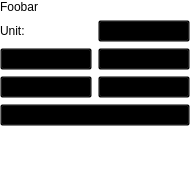
Before: the Qt Designer form aquisition.ui in Elv13/sigrok_frontend, drawn with Qt 5.
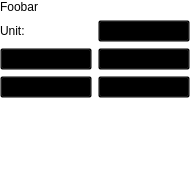
After: the same form once the commit is applied.

Commit message: aquisition: Add clear and some signals

Diff of the .ui file:
```diff
--- a/aquisition.ui
+++ b/aquisition.ui
@@ -46,13 +46,6 @@
      </property>
     </widget>
    </item>
-   <item row="5" column="0" colspan="2">
-    <widget class="QPushButton" name="pushButton_5">
-     <property name="text">
-      <string>Mark</string>
-     </property>
-    </widget>
-   </item>
    <item row="6" column="0">
     <spacer name="verticalSpacer">
      <property name="orientation">
@@ -73,15 +66,8 @@
      </property>
     </widget>
    </item>
-   <item row="4" column="1">
-    <widget class="QPushButton" name="pushButton_4">
-     <property name="text">
-      <string>Fork</string>
-     </property>
-    </widget>
-   </item>
    <item row="4" column="0">
-    <widget class="QPushButton" name="pushButton_3">
+    <widget class="QPushButton" name="m_pClear">
      <property name="text">
       <string>Clear</string>
      </property>
@@ -97,6 +83,13 @@
    <item row="1" column="1">
     <widget class="QComboBox" name="comboBox"/>
    </item>
+   <item row="4" column="1">
+    <widget class="QPushButton" name="pushButton_5">
+     <property name="text">
+      <string>Mark</string>
+     </property>
+    </widget>
+   </item>
   </layout>
  </widget>
  <resources/>
```
The commit also changes 5 other files.
